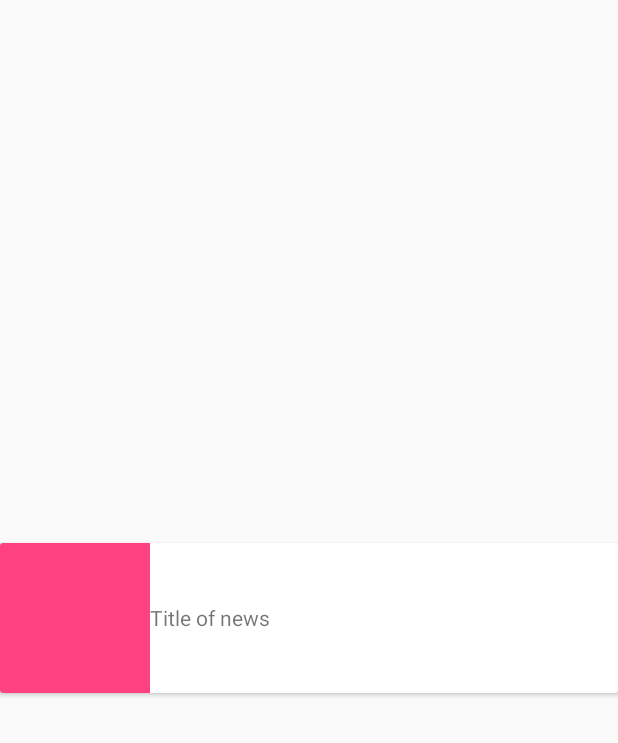
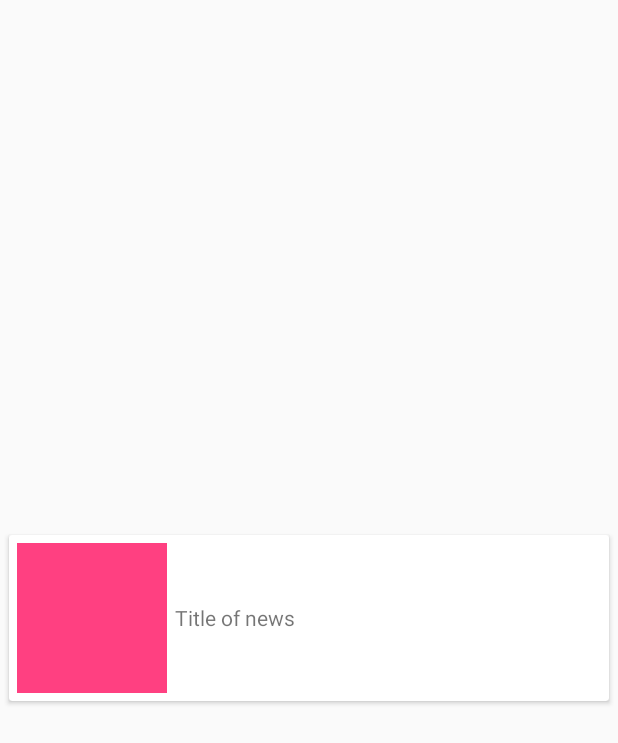
Before and after one commit to zhdanov-ek/pizza, an Android app: the layout item_news.xml on its own in the app's theme, with its tools: preview values and no code run, on a phone screen of 412 x 824 dp. Shown: the top 743 px of the screen. Run offline under Robolectric (Android 15) with nearby library versions, the phone set to English and light mode, and no system bars.

Commit message:
Design list of news, create style for flat button

```diff
--- a/app/src/main/java/com/example/gek/pizza/activities/NewsActivity.java
+++ b/app/src/main/java/com/example/gek/pizza/activities/NewsActivity.java
@@ -7,7 +7,9 @@ import android.support.v7.app.AppCompatActivity;
 import android.os.Bundle;
 import android.support.v7.widget.LinearLayoutManager;
 import android.support.v7.widget.RecyclerView;
+import android.support.v7.widget.Toolbar;
 import android.util.Log;
+import android.view.Menu;
 import android.view.View;
 import android.widget.Toast;
 
@@ -34,6 +36,11 @@ public class NewsActivity extends AppCompatActivity {
     protected void onCreate(Bundle savedInstanceState) {
         super.onCreate(savedInstanceState);
         setContentView(R.layout.activity_news_activities);
+
+        Toolbar myToolbar = (Toolbar) findViewById(R.id.toolBar);
+        myToolbar.setTitle(R.string.title_news);
+        setSupportActionBar(myToolbar);
+
 
         rv = (RecyclerView) findViewById(R.id.rv);
         rv.setLayoutManager(new LinearLayoutManager(this));
@@ -85,4 +92,10 @@ public class NewsActivity extends AppCompatActivity {
             startActivity(addNews);
         }
     };
+
+    @Override
+    public boolean onCreateOptionsMenu(Menu menu) {
+        getMenuInflater().inflate(R.menu.menu, menu);
+        return true;
+    }
 }
--- a/app/src/main/java/com/example/gek/pizza/activities/NewsEditActivity.java
+++ b/app/src/main/java/com/example/gek/pizza/activities/NewsEditActivity.java
@@ -6,6 +6,8 @@ import android.net.Uri;
 import android.support.annotation.NonNull;
 import android.support.v7.app.AppCompatActivity;
 import android.os.Bundle;
+import android.support.v7.widget.Toolbar;
+import android.view.Menu;
 import android.view.View;
 import android.widget.Button;
 import android.widget.EditText;
@@ -49,6 +51,10 @@ public class NewsEditActivity extends AppCompatActivity implements View.OnClickL
         super.onCreate(savedInstanceState);
         setContentView(R.layout.activity_news_edit);
 
+        Toolbar myToolbar = (Toolbar) findViewById(R.id.toolBar);
+        myToolbar.setTitle("");
+        setSupportActionBar(myToolbar);
+
         progressBar = (ProgressBar) findViewById(R.id.progressBar);
         etTitle = (EditText) findViewById(R.id.etTitle);
         etDescription = (EditText) findViewById(R.id.etDescription);
@@ -70,9 +76,12 @@ public class NewsEditActivity extends AppCompatActivity implements View.OnClickL
                 (getIntent().getIntExtra(Const.MODE, Const.MODE_NEW) == Const.MODE_EDIT)){
             isNewNews = false;
             oldNews = getIntent().getParcelableExtra(Const.EXTRA_NEWS);
+            String title = getResources().getString(R.string.edit) + " - " + oldNews.getTitle();
+            myToolbar.setTitle(title);
             fillValues(oldNews);
         } else {
             fillValues(null);
+            myToolbar.setTitle(R.string.create_new);
         }
 
         // Получаем ссылку на наше хранилище
@@ -254,5 +263,11 @@ public class NewsEditActivity extends AppCompatActivity implements View.OnClickL
         }
     }
 
+    @Override
+    public boolean onCreateOptionsMenu(Menu menu) {
+        getMenuInflater().inflate(R.menu.menu, menu);
+        return true;
+    }
+
 
 }
--- a/app/src/main/java/com/example/gek/pizza/adapters/NewsAdapter.java
+++ b/app/src/main/java/com/example/gek/pizza/adapters/NewsAdapter.java
@@ -11,6 +11,7 @@ import android.view.ViewGroup;
 import android.widget.Button;
 import android.widget.ImageView;
 import android.widget.LinearLayout;
+import android.widget.RelativeLayout;
 import android.widget.RemoteViews;
 import android.widget.TextView;
 import android.widget.Toast;
@@ -79,6 +80,7 @@ public class NewsAdapter extends RecyclerView.Adapter<NewsAdapter.ViewHolder>{
         private LinearLayout llDescription;
         private Button btnEdit;
         private Button btnRemove;
+        private ImageView ivLess;
 
         public ViewHolder(View itemView) {
             super(itemView);
@@ -88,10 +90,12 @@ public class NewsAdapter extends RecyclerView.Adapter<NewsAdapter.ViewHolder>{
             llDescription = (LinearLayout) itemView.findViewById(R.id.llDescription);
             btnEdit = (Button) itemView.findViewById(R.id.btnEdit);
             btnRemove = (Button) itemView.findViewById(R.id.btnRemove);
+            ivLess = (ImageView) itemView.findViewById(R.id.ivLess);
 
             itemView.setOnClickListener(this);
             btnRemove.setOnClickListener(this);
             btnEdit.setOnClickListener(this);
+            ivLess.setOnClickListener(this);
 
         }
 
@@ -108,8 +112,16 @@ public class NewsAdapter extends RecyclerView.Adapter<NewsAdapter.ViewHolder>{
                 case R.id.btnRemove:
                     removeNews(listNews.get(getAdapterPosition()));
                     break;
+                case R.id.ivLess:
+                    llDescription.setVisibility(View.GONE);
+                    break;
                 default:
                     llDescription.setVisibility(View.VISIBLE);
+                    //todo если админ то показываем и кнопки редактирования и удаления карточки
+                    if (true){
+                        btnEdit.setVisibility(View.VISIBLE);
+                        btnRemove.setVisibility(View.VISIBLE);
+                    }
             }
         }
     }
--- /dev/null
+++ b/app/src/main/res/drawable/bg_flat_button_item.xml
@@ -0,0 +1,49 @@
+<?xml version="1.0" encoding="utf-8"?>
+<selector xmlns:android="http://schemas.android.com/apk/res/android">
+<item  android:state_pressed="true">
+    <shape xmlns:android="http://schemas.android.com/apk/res/android" android:shape="rectangle" >
+        <corners
+            android:radius="@dimen/button_flat_radius"
+            />
+        <size
+            android:height="@dimen/button_flat_height"
+            android:width="@dimen/button_flat_width"/>
+
+        <solid
+            android:color="@color/colorButtonFlatBackgroundPress"
+            />
+    </shape>
+</item>
+
+<item android:state_focused="true">
+    <shape xmlns:android="http://schemas.android.com/apk/res/android" android:shape="rectangle" >
+        <corners
+            android:radius="@dimen/button_flat_radius"
+            />
+
+        <size
+            android:height="@dimen/button_flat_height"
+            android:width="@dimen/button_flat_width"/>
+        <solid
+            android:color="@color/colorButtonFlatBackgroundFocus"
+            />
+
+    </shape>
+</item>
+
+<item >
+    <shape xmlns:android="http://schemas.android.com/apk/res/android" android:shape="rectangle" >
+        <corners
+            android:radius="@dimen/button_flat_radius"
+            />
+        <size
+            android:height="@dimen/button_flat_height"
+            android:width="@dimen/button_flat_width"/>
+
+        <solid
+            android:color="@color/colorButtonFlatBackground"
+            />
+
+    </shape>
+</item>
+</selector>
--- /dev/null
+++ b/app/src/main/res/drawable/ic_expand_less.xml
@@ -0,0 +1,9 @@
+<vector xmlns:android="http://schemas.android.com/apk/res/android"
+        android:width="24dp"
+        android:height="24dp"
+        android:viewportWidth="24.0"
+        android:viewportHeight="24.0">
+    <path
+        android:fillColor="#FF000000"
+        android:pathData="M12,8l-6,6 1.41,1.41L12,10.83l4.59,4.58L18,14z"/>
+</vector>
--- /dev/null
+++ b/app/src/main/res/drawable/ic_expand_more.xml
@@ -0,0 +1,9 @@
+<vector xmlns:android="http://schemas.android.com/apk/res/android"
+        android:width="24dp"
+        android:height="24dp"
+        android:viewportWidth="24.0"
+        android:viewportHeight="24.0">
+    <path
+        android:fillColor="#FF000000"
+        android:pathData="M16.59,8.59L12,13.17 7.41,8.59 6,10l6,6 6,-6z"/>
+</vector>
--- a/app/src/main/res/layout/activity_news_activities.xml
+++ b/app/src/main/res/layout/activity_news_activities.xml
@@ -1,12 +1,14 @@
 <?xml version="1.0" encoding="utf-8"?>
 <LinearLayout xmlns:android="http://schemas.android.com/apk/res/android"
+    xmlns:app="http://schemas.android.com/apk/res-auto"
     xmlns:tools="http://schemas.android.com/tools"
-xmlns:app="http://schemas.android.com/apk/res-auto"
     android:id="@+id/activity_main"
     android:layout_width="match_parent"
     android:layout_height="match_parent"
     android:orientation="vertical"
     tools:context="com.example.gek.pizza.activities.NewsActivity">
+
+    <include layout="@layout/toolbar" />
 
     <FrameLayout
         android:layout_width="match_parent"
@@ -15,15 +17,15 @@ tools:context="com.example.gek.pizza.activities.NewsActivity">
         <android.support.v7.widget.RecyclerView
             android:id="@+id/rv"
             android:layout_width="match_parent"
-        android:layout_height="match_parent"/>
+            android:layout_height="match_parent" />
 
         <android.support.design.widget.FloatingActionButton
             android:id="@+id/fab"
             android:layout_width="wrap_content"
             android:layout_height="wrap_content"
             android:layout_gravity="bottom|end"
-        app:fabSize="normal"
+            android:layout_margin="@dimen/floating_button_layout_margin"
             android:src="@drawable/ic_add"
-        android:layout_margin="@dimen/floating_button_layout_margin"/>
+            app:fabSize="normal" />
     </FrameLayout>
 </LinearLayout>
--- a/app/src/main/res/layout/item_news.xml
+++ b/app/src/main/res/layout/item_news.xml
@@ -5,11 +5,17 @@
     android:layout_width="match_parent"
     android:layout_height="wrap_content"
     android:layout_gravity="center"
+    android:layout_marginBottom="@dimen/item_news_layout_margin_vertical"
+    android:layout_marginLeft="@dimen/item_news_layout_margin_horizontal"
+    android:layout_marginRight="@dimen/item_news_layout_margin_horizontal"
+    android:layout_marginTop="@dimen/item_news_layout_margin_vertical"
     card_view:cardCornerRadius="@dimen/item_list_corner_radius">
+
     <LinearLayout
         android:layout_width="match_parent"
         android:layout_height="wrap_content"
-        android:orientation="vertical">
+        android:orientation="vertical"
+        android:padding="@dimen/item_news_padding">
 
         <LinearLayout
             android:layout_width="match_parent"
@@ -21,6 +27,7 @@
                 android:id="@+id/ivPhoto"
                 android:layout_width="@dimen/item_news_photo_width"
                 android:layout_height="@dimen/item_news_photo_height"
+                android:layout_marginRight="@dimen/item_news_padding"
                 tools:background="@color/colorAccent" />
 
             <TextView
@@ -42,32 +49,45 @@
                 android:layout_width="wrap_content"
                 android:layout_height="wrap_content" />
 
-            <LinearLayout
-                android:id="@+id/llButtons"
-                android:gravity="center"
+            <RelativeLayout
+                android:id="@+id/rlButtons"
                 android:layout_width="match_parent"
-                android:layout_height="wrap_content"
-                android:orientation="horizontal">
+                android:layout_height="wrap_content">
+
+                <Button
+                    android:id="@+id/btnEdit"
+                    style="@style/FlatButton"
+                    android:layout_gravity="start"
+                    android:text="@string/edit"
+                    android:visibility="invisible" />
+
 
                 <Button
                     android:id="@+id/btnRemove"
-                    android:layout_width="wrap_content"
-                    android:layout_height="wrap_content"
+                    style="@style/FlatButton"
+                    android:layout_alignParentTop="true"
+                    android:layout_gravity="start"
+                    android:layout_toEndOf="@+id/btnEdit"
+                    android:layout_toRightOf="@+id/btnEdit"
                     android:text="@string/remove"
-                    />
+                    android:visibility="invisible" />
 
-                <Button
-                    android:id="@+id/btnEdit"
-                    android:layout_width="wrap_content"
-                    android:layout_height="wrap_content"
-                    android:text="@string/edit" />
+                <ImageView
+                    android:id="@+id/ivLess"
+                    android:layout_width="@dimen/image_less_size"
+                    android:layout_height="@dimen/image_less_size"
+                    android:layout_alignParentEnd="true"
+                    android:layout_alignParentRight="true"
+                    android:layout_centerVertical="true"
+                    android:layout_gravity="end"
+                    android:src="@drawable/ic_expand_more" />
 
-            </LinearLayout>
+
+            </RelativeLayout>
 
         </LinearLayout>
 
     </LinearLayout>
 
 
-
 </android.support.v7.widget.CardView>
--- a/app/src/main/res/values/colors.xml
+++ b/app/src/main/res/values/colors.xml
@@ -3,4 +3,9 @@
     <color name="colorPrimary">#3F51B5</color>
     <color name="colorPrimaryDark">#303F9F</color>
     <color name="colorAccent">#FF4081</color>
+
+    <color name="colorButtonFlatBackground">#FFFFFF</color>
+    <color name="colorButtonFlatBackgroundFocus">#eceaea</color>
+    <color name="colorButtonFlatBackgroundPress">#c4c2c2</color>
+    <color name="colorButtonFlatText">#e53935</color>
 </resources>
--- a/app/src/main/res/values/dimens.xml
+++ b/app/src/main/res/values/dimens.xml
@@ -14,13 +14,24 @@
     <dimen name="card_view_main_menu_iv_width">150dp</dimen>
 
 
+
     <!-- GLOBAL -->
     <dimen name="item_list_corner_radius">2dp</dimen>
-    <dimen name="floating_button_layout_margin">16dp</dimen>
+    <dimen name="button_flat_radius">2dp</dimen>
+    <dimen name="button_flat_height">36dp</dimen>
+    <dimen name="button_flat_width">88dp</dimen>
+    <dimen name="button_flat_font_size">20sp</dimen>
+
+    <dimen name="floating_button_layout_margin">8dp</dimen>
     <dimen name="activity_padding">5dp</dimen>
 
 
     <!-- NEWS -->
+    <dimen name="item_news_layout_margin_horizontal">6dp</dimen>
+    <dimen name="item_news_layout_margin_vertical">3dp</dimen>
+    <dimen name="item_news_padding">5dp</dimen>
+    <dimen name="image_less_size">30dp</dimen>
+
     <dimen name="item_news_photo_width">100dp</dimen>
     <dimen name="item_news_photo_height">100dp</dimen>
 </resources>
--- a/app/src/main/res/values/strings.xml
+++ b/app/src/main/res/values/strings.xml
@@ -5,11 +5,14 @@
     <string name="cancel">Cancel</string>
     <string name="edit">Edit</string>
     <string name="remove">Remove</string>
+    <string name="create_new">Create new</string>
 
     <string name="navigation_drawer_open">Open navigation drawer</string>
     <string name="navigation_drawer_close">Close navigation drawer</string>
 
     <string name="action_settings">Settings</string>
+
+    <string name="title_news">All news</string>
 
 
     <string name="order_menu">Menu for order</string>
--- a/app/src/main/res/values/styles.xml
+++ b/app/src/main/res/values/styles.xml
@@ -17,4 +17,13 @@
 
     <style name="AppTheme.PopupOverlay" parent="ThemeOverlay.AppCompat.Light" />
 
+
+    <style name="FlatButton" parent="@android:style/Widget.Button.Small">
+        <item name="android:layout_width">@dimen/button_flat_width</item>
+        <item name="android:layout_height">@dimen/button_flat_height</item>
+        <item name="android:textSize">@dimen/button_flat_font_size</item>
+        <item name="android:background">@drawable/bg_flat_button_item</item>
+        <item name="android:textColor">@color/colorButtonFlatText</item>
+    </style>
+
 </resources>
```
Lines whose indentation alone changed are shown as unchanged.
